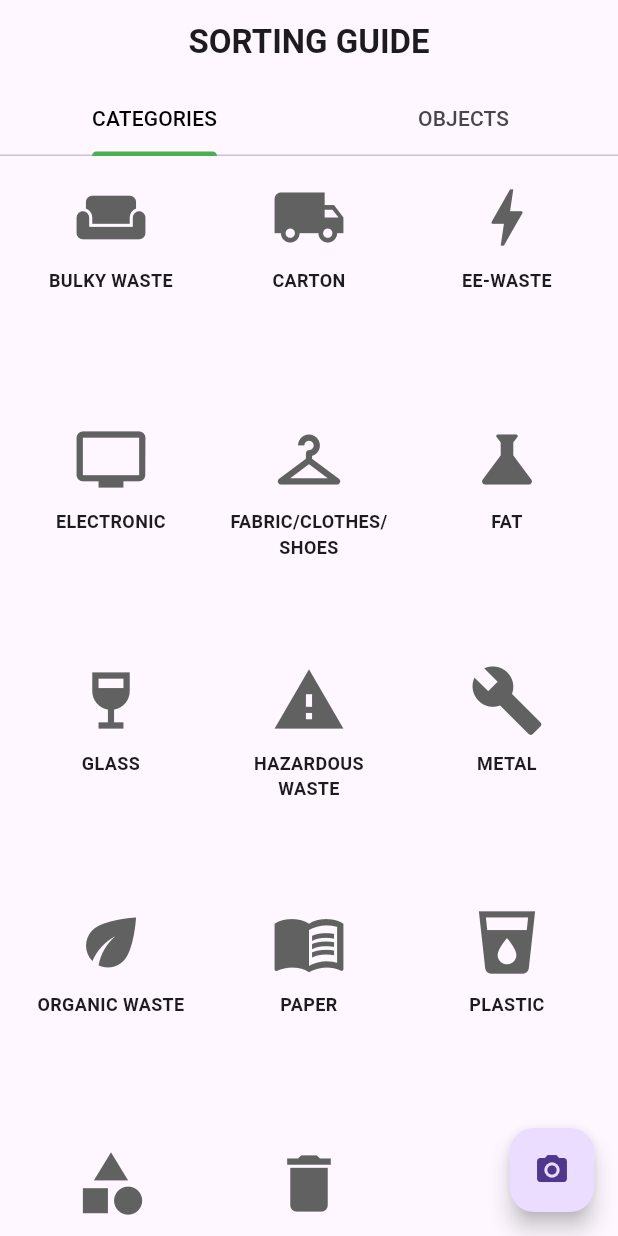
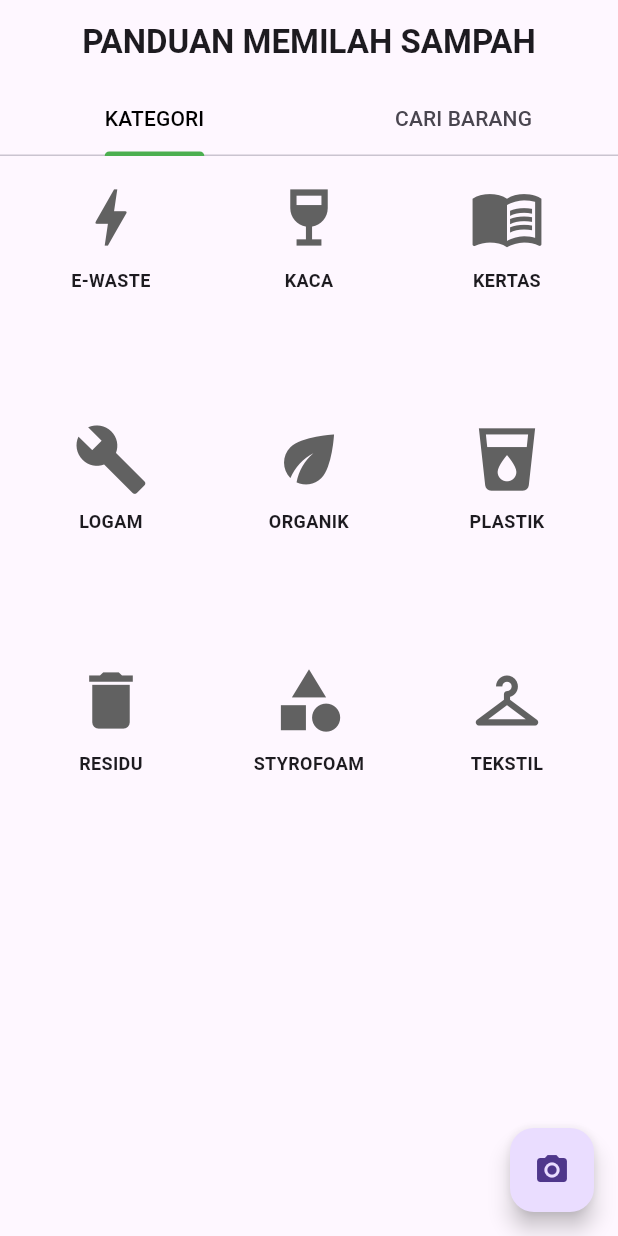
Before and after one commit to makhlukcupu/PilahAI, a Flutter app: the screen it shows after launch, on a phone screen of 412 x 824 dp. Run offline on Flutter 3.47's test engine with Material 3 defaults, Android fonts, the phone set to English and light mode, and no system bars; our stand-ins replace camera; missing offline and left inert: tflite_flutter_helper_plus, tflite_flutter_plus.

```diff
--- /dev/null
+++ b/assets/categories.json
@@ -0,0 +1,8 @@
+{
+  "0": "botol_kaca",
+  "1": "botol_plastik_pakai_ulang",
+  "2": "gelas_kaca",
+  "3": "kaleng",
+  "4": "kertas_tisu_karton",
+  "5": "tutup_botol_plastik"
+}
--- a/lib/main.dart
+++ b/lib/main.dart
@@ -1,12 +1,23 @@
 import 'package:flutter/material.dart';
-import 'package:skripshot/waste_detail_screen.dart';
+import 'package:skripshot/category_detail_page.dart';
 import 'package:skripshot/yolo_model.dart';
 import 'camera_screen.dart';
+//import 'detection_page.dart';
+import 'dart:convert';
+import 'package:flutter/services.dart' show rootBundle;
 
 void main() async{
   WidgetsFlutterBinding.ensureInitialized();
+  await loadLabels();
   await YoloModel().loadModel(); // Load model when app starts
   runApp(MyApp());
+}
+Map<int, String> classLabels = {};
+
+Future<void> loadLabels() async {
+  final String jsonString = await rootBundle.loadString('assets/categories.json');
+  final Map<String, dynamic> jsonData = json.decode(jsonString);
+  classLabels = jsonData.map((key, value) => MapEntry(int.parse(key), value));
 }
 
 class MyApp extends StatelessWidget {
@@ -38,15 +49,15 @@ class _HomePage extends State<HomePage> with SingleTickerProviderStateMixin {
   Widget build(BuildContext context) {
     return Scaffold(
       appBar: AppBar(
-        title: Text('SORTING GUIDE', style: TextStyle(fontWeight: FontWeight.bold)),
+        title: Text('PANDUAN MEMILAH SAMPAH', style: TextStyle(fontWeight: FontWeight.bold)),
         centerTitle: true,
         bottom: TabBar(
           controller: _tabController,
           labelColor: Colors.black,
           indicatorColor: Colors.green,
           tabs: [
-            Tab(text: 'CATEGORIES'),
-            Tab(text: 'OBJECTS'),
+            Tab(text: 'KATEGORI'),
+            Tab(text: 'CARI BARANG'),
           ],
         ),
       ),
@@ -54,7 +65,7 @@ class _HomePage extends State<HomePage> with SingleTickerProviderStateMixin {
         controller: _tabController,
         children: [
           WasteCategoryGrid(),
-          Center(child: Text('Objects Placeholder', style: TextStyle(fontSize: 18))),
+          Center(child: Text('HALAMAN PENCARIAN OBJEK SAMPAH', style: TextStyle(fontSize: 18))),// HALAMAN PENCARIAN BARANG
         ],
       ),
       floatingActionButton: FloatingActionButton(
@@ -73,20 +84,15 @@ class _HomePage extends State<HomePage> with SingleTickerProviderStateMixin {
 
 class WasteCategoryGrid extends StatelessWidget {
   final List<Map<String, dynamic>> categories = [
-    {'icon': Icons.weekend, 'label': 'BULKY WASTE'},
-    {'icon': Icons.local_shipping, 'label': 'CARTON'},
-    {'icon': Icons.bolt, 'label': 'EE-WASTE'},
-    {'icon': Icons.tv, 'label': 'ELECTRONIC'},
-    {'icon': Icons.checkroom, 'label': 'FABRIC/CLOTHES/SHOES'},
-    {'icon': Icons.science, 'label': 'FAT'},
-    {'icon': Icons.wine_bar, 'label': 'GLASS'},
-    {'icon': Icons.warning, 'label': 'HAZARDOUS WASTE'},
-    {'icon': Icons.build, 'label': 'METAL'},
-    {'icon': Icons.eco, 'label': 'ORGANIC WASTE'},
-    {'icon': Icons.menu_book, 'label': 'PAPER'},
-    {'icon': Icons.local_drink, 'label': 'PLASTIC'},
-    {'icon': Icons.category, 'label': 'POLYSTYRENE'},
-    {'icon': Icons.delete, 'label': 'RESIDUAL WASTE'},
+    {'icon': Icons.bolt, 'label': 'E-WASTE'},
+    {'icon': Icons.wine_bar, 'label': 'KACA'},
+    {'icon': Icons.menu_book, 'label': 'KERTAS'},
+    {'icon': Icons.build, 'label': 'LOGAM'},
+    {'icon': Icons.eco, 'label': 'ORGANIK'},
+    {'icon': Icons.local_drink, 'label': 'PLASTIK'},
+    {'icon': Icons.delete, 'label': 'RESIDU'},
+    {'icon': Icons.category, 'label': 'STYROFOAM'},
+    {'icon': Icons.checkroom, 'label': 'TEKSTIL'},
   ];
 
   @override
--- a/pubspec.yaml
+++ b/pubspec.yaml
@@ -65,6 +65,7 @@ flutter:
   assets:
       - assets/best.tflite
       - assets/waste_data.json
+      - assets/categories.json
 
   # To add assets to your application, add an assets section, like this:
   # assets:
```
Also changed, not shown: lib/detection_page.dart (+9 -3 lines), lib/yolo_model.dart (+3 -6 lines), assets/1.jpg (deleted), assets/2.jpg (deleted), assets/3.jpg (deleted), assets/5.jpeg (deleted), assets/runs/detect/predict/2.jpg (deleted), assets/runs/detect/predict2/2.jpg (deleted), assets/runs/detect/predict3/1.jpg (deleted), assets/runs/detect/predict5/5.jpg (deleted), lib/category_detail_page.dart (renamed from lib/waste_detail_screen.dart), lib/waste_detail_page.dart (added), 1 other file.
